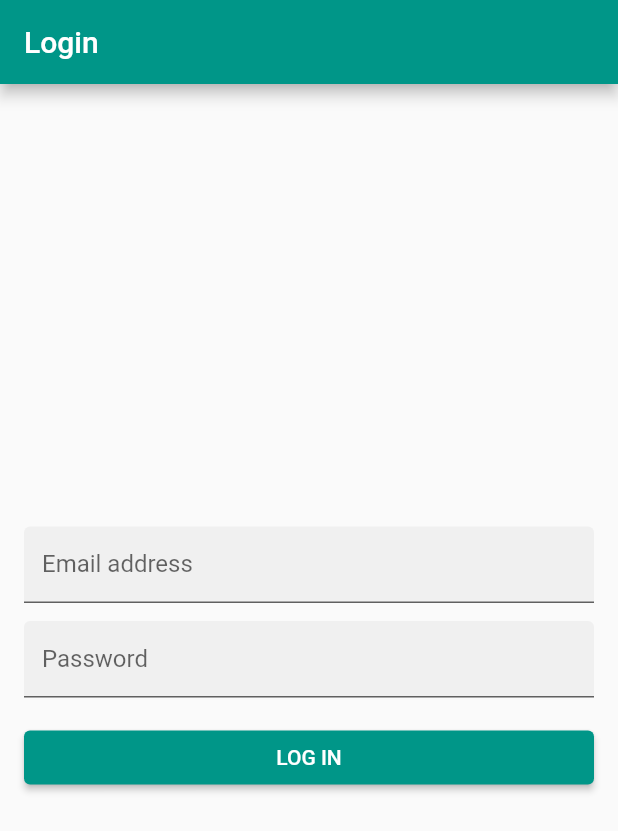
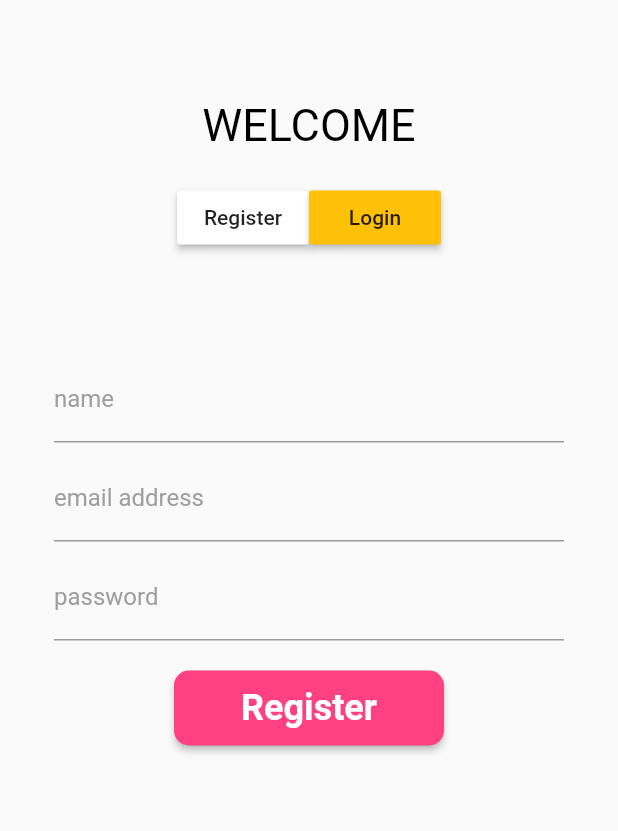
Before and after one commit to nicoffb/Proyecto-Interdisciplinar-Frontend, a Flutter app: the screen it shows after launch, on a phone screen of 412 x 824 dp. Shown: the top 831 px of the screen. Run offline on Flutter 3.47's test engine with Material 2 defaults, Android fonts, the phone set to English and light mode, and no system bars; our stand-ins replace bloc, bloc_concurrency, equatable, flutter_bloc, get, get_it and 3 more; missing offline and left inert: http_interceptor; statements that could not run were skipped.

Commit message:
intento de nav

```diff
--- a/lib/main.dart
+++ b/lib/main.dart
@@ -2,10 +2,9 @@ import 'package:flutter/material.dart';
 import 'package:flutter_bloc/flutter_bloc.dart';
 import 'package:flutter_bloc_authentication/config/locator.dart';
 import 'package:flutter_bloc_authentication/blocs/blocs.dart';
+import 'package:flutter_bloc_authentication/pages/auth/auth_screen.dart';
 import 'package:flutter_bloc_authentication/services/services.dart';
 import 'package:flutter_bloc_authentication/pages/pages.dart';
-
-
 
 void main() {
   //WidgetsFlutterBinding.ensureInitialized();
@@ -13,7 +12,6 @@ void main() {
   setupAsyncDependencies();
   configureDependencies();
   //await getIt.allReady();
-
 
   runApp(BlocProvider<AuthenticationBloc>(
     create: (context) {
@@ -23,18 +21,13 @@ void main() {
     },
     child: MyApp(),
   ));
-
 }
 
 class GlobalContext {
-
   static late BuildContext ctx;
-
 }
 
-
 class MyApp extends StatelessWidget {
-
   //static late  AuthenticationBloc _authBloc;
 
   static late MyApp _instance;
@@ -77,7 +70,7 @@ class MyApp extends StatelessWidget {
             );
           }
           // otherwise show login page
-          return LoginPage();
+          return AuthScreen();
         },
       ),
     );
--- /dev/null
+++ b/lib/pages/auth/auth_screen.dart
@@ -0,0 +1,126 @@
+// ignore_for_file: avoid_unnecessary_containers, prefer_const_constructors
+
+import 'package:flutter/material.dart';
+import 'package:flutter_bloc_authentication/controllers/login_controller.dart';
+import 'package:flutter_bloc_authentication/controllers/registeration_controller.dart';
+import 'package:flutter_bloc_authentication/pages/auth/widgets/input_fields.dart';
+import 'package:flutter_bloc_authentication/pages/auth/widgets/submit_button.dart';
+import 'package:get/get.dart';
+
+class AuthScreen extends StatefulWidget {
+  @override
+  State<AuthScreen> createState() => _AuthScreenState();
+}
+
+class _AuthScreenState extends State<AuthScreen> {
+  RegisterationController registerationController =
+      Get.put(RegisterationController());
+
+  LoginController loginController = Get.put(LoginController());
+
+  var isLogin = false.obs;
+  @override
+  Widget build(BuildContext context) {
+    return Scaffold(
+      body: SingleChildScrollView(
+        child: Padding(
+          padding: EdgeInsets.all(36),
+          child: Center(
+            child: Obx(
+              () => Column(
+                  crossAxisAlignment: CrossAxisAlignment.center,
+                  mainAxisAlignment: MainAxisAlignment.center,
+                  children: [
+                    SizedBox(
+                      height: 30,
+                    ),
+                    Container(
+                      child: Text(
+                        'WELCOME',
+                        style: TextStyle(
+                            fontSize: 30,
+                            color: Colors.black,
+                            fontWeight: FontWeight.w400),
+                      ),
+                    ),
+                    SizedBox(
+                      height: 20,
+                    ),
+                    Row(
+                      mainAxisAlignment: MainAxisAlignment.center,
+                      children: [
+                        MaterialButton(
+                          color: !isLogin.value ? Colors.white : Colors.amber,
+                          onPressed: () {
+                            isLogin.value = false;
+                          },
+                          child: Text('Register'),
+                        ),
+                        MaterialButton(
+                          color: isLogin.value ? Colors.white : Colors.amber,
+                          onPressed: () {
+                            isLogin.value = true;
+                          },
+                          child: Text('Login'),
+                        ),
+                      ],
+                    ),
+                    SizedBox(
+                      height: 80,
+                    ),
+                    isLogin.value ? loginWidget() : registerWidget()
+                  ]),
+            ),
+          ),
+        ),
+      ),
+    );
+  }
+
+  Widget registerWidget() {
+    return Column(
+      children: [
+        InputTextFieldWidget(registerationController.nameController, 'name'),
+        SizedBox(
+          height: 20,
+        ),
+        InputTextFieldWidget(
+            registerationController.emailController, 'email address'),
+        SizedBox(
+          height: 20,
+        ),
+        InputTextFieldWidget(
+            registerationController.passwordController, 'password'),
+        SizedBox(
+          height: 20,
+        ),
+        SubmitButton(
+          onPressed: () => registerationController.registerWithEmail(),
+          title: 'Register',
+        )
+      ],
+    );
+  }
+
+  Widget loginWidget() {
+    return Column(
+      children: [
+        SizedBox(
+          height: 20,
+        ),
+        InputTextFieldWidget(loginController.emailController, 'email address'),
+        SizedBox(
+          height: 20,
+        ),
+        InputTextFieldWidget(loginController.passwordController, 'password'),
+        SizedBox(
+          height: 20,
+        ),
+        SubmitButton(
+          onPressed: () => loginController.loginWithEmail(),
+          title: 'Login',
+        )
+      ],
+    );
+  }
+}
--- /dev/null
+++ b/lib/pages/auth/widgets/input_fields.dart
@@ -0,0 +1,27 @@
+// ignore_for_file: prefer_const_constructors
+
+import 'package:flutter/material.dart';
+
+class InputTextFieldWidget extends StatelessWidget {
+  final TextEditingController textEditingController;
+  final String hintText;
+  InputTextFieldWidget(this.textEditingController, this.hintText);
+  @override
+  Widget build(BuildContext context) {
+    return Container(
+      height: 46,
+      child: TextField(
+        controller: textEditingController,
+        decoration: InputDecoration(
+            alignLabelWithHint: true,
+            focusedBorder: UnderlineInputBorder(
+                borderSide: BorderSide(color: Colors.black)),
+            fillColor: Colors.white54,
+            hintText: hintText,
+            hintStyle: TextStyle(color: Colors.grey),
+            contentPadding: EdgeInsets.only(bottom: 15),
+            focusColor: Colors.white60),
+      ),
+    );
+  }
+}
--- /dev/null
+++ b/lib/pages/auth/widgets/submit_button.dart
@@ -0,0 +1,42 @@
+// ignore_for_file: prefer_const_constructors
+
+import 'package:flutter/material.dart';
+
+class SubmitButton extends StatelessWidget {
+  final VoidCallback onPressed;
+  final String title;
+  const SubmitButton({Key? key, required this.onPressed, required this.title})
+      : super(key: key);
+
+  @override
+  Widget build(BuildContext context) {
+    return Container(
+      width: 180,
+      height: 50,
+      decoration:
+          BoxDecoration(borderRadius: BorderRadius.circular(20), boxShadow: [
+        BoxShadow(
+            color: Colors.white.withOpacity(0.25),
+            offset: Offset(0, 0),
+            blurRadius: 2,
+            spreadRadius: 1)
+      ]),
+      child: ElevatedButton(
+          style: ButtonStyle(
+              shape: MaterialStateProperty.all<RoundedRectangleBorder>(
+                  RoundedRectangleBorder(
+                      borderRadius: BorderRadius.circular(10),
+                      side: BorderSide.none)),
+              backgroundColor: MaterialStateProperty.all<Color>(
+                Colors.pinkAccent,
+              )),
+          onPressed: onPressed,
+          child: Text(title,
+              style: TextStyle(
+                fontSize: 24,
+                color: Colors.white,
+                fontWeight: FontWeight.w600,
+              ))),
+    );
+  }
+}
--- /dev/null
+++ b/lib/widgets/api_endpoints.dart
@@ -0,0 +1,9 @@
+class ApiEndPoints {
+  static final String baseUrl = 'http://restapi.adequateshop.com/api/';
+  static _AuthEndPoints authEndpoints = _AuthEndPoints();
+}
+
+class _AuthEndPoints {
+  final String registerEmail = 'authaccount/registration';
+  final String loginEmail = 'authaccount/login';
+}
--- a/pubspec.yaml
+++ b/pubspec.yaml
@@ -17,6 +17,7 @@ dependencies:
   shared_preferences: ^2.0.17
   bloc_concurrency: ^0.2.0
   stream_transform: ^2.1.0
+  get: ^4.6.5
 
 
 
```
Also changed, not shown: lib/controllers/login_controller.dart (added, +58 -0 lines), lib/controllers/registeration_controller.dart (added, +62 -0 lines), lib/pages/auth/home.dart (added, +48 -0 lines), lib/pages/login_page.dart (+9 -6 lines), lib/blocs/register/register_state.dart (line endings or trailing spaces), pubspec.lock. Lines whose indentation alone changed are shown as unchanged.
